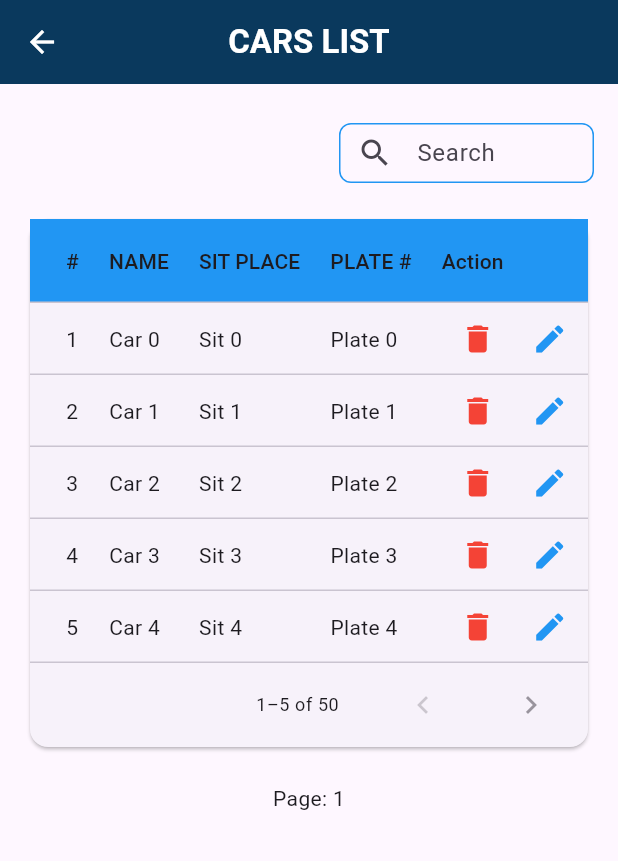
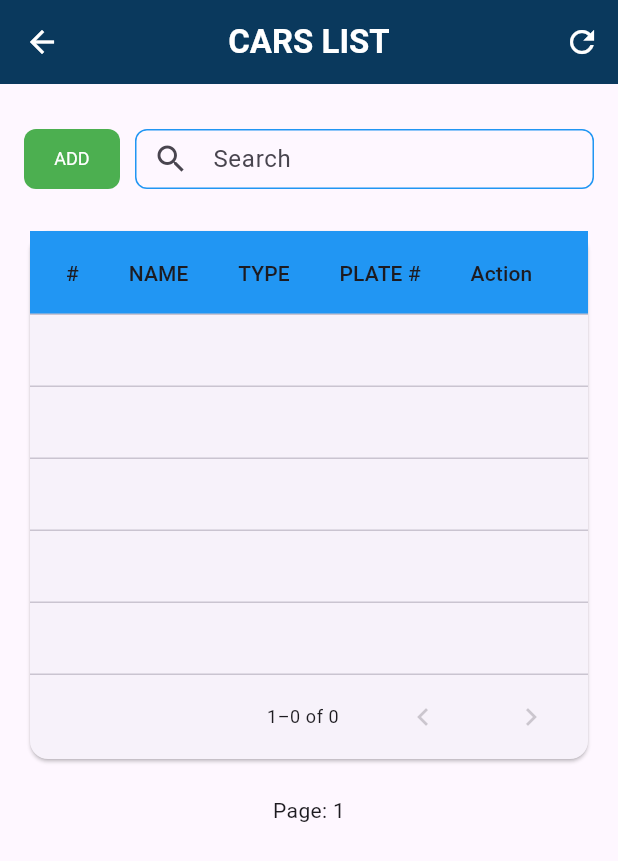
Before and after one commit to Deodate/RIDEPICKING-MOBILE-APP, a Flutter app: the CarsListScreen screen opened directly, on a phone screen of 412 x 824 dp. Shown: the top 861 px of the screen. Run offline on Flutter 3.47's test engine with Material 3 defaults, Android fonts, the phone set to English and light mode, and no system bars; our stand-ins replace flutter_dotenv, supabase_flutter; accounts and stored records are empty.

Commit message:
Progress

```diff
--- a/pickride/lib/auth/CarsListScreen.dart
+++ b/pickride/lib/auth/CarsListScreen.dart
@@ -1,11 +1,28 @@
 import 'package:flutter/material.dart';
+import 'package:pickride/auth/addCar.dart';
+import 'package:supabase_flutter/supabase_flutter.dart';
 
 class Car {
   final String name;
-  final String sitPlace;
+  final String carType;
   final String plateNumber;
+  final String id;
 
-  Car({required this.name, required this.sitPlace, required this.plateNumber});
+  Car({
+    required this.name,
+    required this.carType,
+    required this.plateNumber,
+    required this.id,
+  });
+
+  factory Car.fromJson(Map<String, dynamic> json) {
+    return Car(
+      id: json['id']?.toString() ?? '',
+      name: json['car_name'] ?? '',
+      carType: json['car_type'] ?? '',
+      plateNumber: json['plate'] ?? '',
+    );
+  }
 }
 
 class CarsListScreen extends StatefulWidget {
@@ -14,23 +31,65 @@ class CarsListScreen extends StatefulWidget {
 }
 
 class _CarsListScreenState extends State<CarsListScreen> {
-  List<Car> _cars = List.generate(
-    50,
-    (index) => Car(
-      name: 'Car $index',
-      sitPlace: 'Sit $index',
-      plateNumber: 'Plate $index',
-    ),
-  );
-
+  final _supabase = Supabase.instance.client;
+  List<Car> _cars = [];
   List<Car> _filteredCars = [];
   String _searchQuery = '';
   int _currentPage = 0;
+  bool _isLoading = true;
+  String? _error;
 
   @override
   void initState() {
     super.initState();
-    _filteredCars = _cars;
+    _fetchCars();
+  }
+
+  Future<void> _fetchCars() async {
+    try {
+      setState(() {
+        _isLoading = true;
+        _error = null;
+      });
+
+      final response = await _supabase.from('cars').select().order('car_name');
+
+      final List<Car> fetchedCars =
+          (response as List).map((car) => Car.fromJson(car)).toList();
+
+      setState(() {
+        _cars = fetchedCars;
+        _filteredCars = fetchedCars;
+        _isLoading = false;
+      });
+    } catch (error) {
+      setState(() {
+        _error = 'Failed to fetch cars: ${error.toString()}';
+        _isLoading = false;
+      });
+    }
+  }
+
+  Future<void> _deleteCar(String carId) async {
+    try {
+      await _supabase.from('cars').delete().eq('id', carId);
+
+      ScaffoldMessenger.of(context).showSnackBar(
+        const SnackBar(
+          content: Text('Car deleted successfully'),
+          backgroundColor: Colors.green,
+        ),
+      );
+
+      _fetchCars(); // Refresh the list
+    } catch (error) {
+      ScaffoldMessenger.of(context).showSnackBar(
+        SnackBar(
+          content: Text('Failed to delete car: ${error.toString()}'),
+          backgroundColor: Colors.red,
+        ),
+      );
+    }
   }
 
   void _filterCars(String query) {
@@ -39,7 +98,7 @@ class _CarsListScreenState extends State<CarsListScreen> {
       _filteredCars = _cars
           .where((car) =>
               car.name.toLowerCase().contains(query.toLowerCase()) ||
-              car.sitPlace.toLowerCase().contains(query.toLowerCase()) ||
+              car.carType.toLowerCase().contains(query.toLowerCase()) ||
               car.plateNumber.toLowerCase().contains(query.toLowerCase()))
           .toList();
     });
@@ -49,31 +108,81 @@ class _CarsListScreenState extends State<CarsListScreen> {
   Widget build(BuildContext context) {
     return Scaffold(
       appBar: AppBar(
-        backgroundColor: const Color(0xFF0A395D), // Dark blue background
+        backgroundColor: const Color(0xFF0A395D),
         title: const Text(
           'CARS LIST',
           style: TextStyle(
             fontWeight: FontWeight.bold,
-            color: Colors.white, // White text color
+            color: Colors.white,
           ),
         ),
         centerTitle: true,
         leading: IconButton(
-          icon: const Icon(Icons.arrow_back,
-              color: Colors.white), // White icon color
+          icon: const Icon(Icons.arrow_back, color: Colors.white),
           onPressed: () => Navigator.pop(context),
         ),
+        actions: [
+          IconButton(
+            icon: const Icon(Icons.refresh, color: Colors.white),
+            onPressed: _fetchCars,
           ),
-      body: Padding(
+        ],
+      ),
+      body: _error != null
+          ? Center(
+              child: Column(
+                mainAxisAlignment: MainAxisAlignment.center,
+                children: [
+                  Text(_error!, style: TextStyle(color: Colors.red)),
+                  ElevatedButton(
+                    onPressed: _fetchCars,
+                    child: Text('Retry'),
+                  ),
+                ],
+              ),
+            )
+          : Padding(
               padding: const EdgeInsets.all(16.0),
               child: ListView(
                 children: [
                   const SizedBox(height: 10),
-            Align(
-              alignment: Alignment.centerRight,
+                  Row(
+                    children: [
+                      // Link-style "ADD" button
+                      TextButton(
+                        onPressed: () {
+                          // Navigate to the AddCarScreen page
+                          Navigator.push(
+                            context,
+                            MaterialPageRoute(
+                                builder: (context) =>
+                                    AddCarScreen()), // Ensure AddCarScreen is imported
+                          );
+                        },
+                        child: Text(
+                          'ADD',
+                          style: TextStyle(
+                            color: Colors
+                                .white, // Blue color for the link-style text
+                          ),
+                        ),
+                        style: ElevatedButton.styleFrom(
+                          backgroundColor:
+                              Colors.green, // Green background color
+                          padding: EdgeInsets.symmetric(
+                              horizontal: 20, vertical: 10),
+                          textStyle: TextStyle(fontSize: 12),
+                          shape: RoundedRectangleBorder(
+                            borderRadius: BorderRadius.circular(8),
+                          ),
+                        ),
+                      ),
+
+                      const SizedBox(
+                          width: 10), // Space between button and search bar
+                      Expanded(
                         child: Container(
-                width: 170, // Set width to 150px
-                height: 40, // Set height to 40px
+                          height: 40,
                           child: TextField(
                             onChanged: _filterCars,
                             decoration: InputDecoration(
@@ -81,13 +190,11 @@ class _CarsListScreenState extends State<CarsListScreen> {
                               prefixIcon: Icon(Icons.search),
                               enabledBorder: OutlineInputBorder(
                                 borderRadius: BorderRadius.circular(8.0),
-                      borderSide: BorderSide(
-                          color: Colors.blue), // Blue border color
+                                borderSide: BorderSide(color: Colors.blue),
                               ),
                               focusedBorder: OutlineInputBorder(
                                 borderRadius: BorderRadius.circular(8.0),
-                      borderSide: BorderSide(
-                          color: Colors.blue), // Blue border color
+                                borderSide: BorderSide(color: Colors.blue),
                               ),
                               contentPadding: EdgeInsets.symmetric(
                                   vertical: 2, horizontal: 5),
@@ -96,17 +203,25 @@ class _CarsListScreenState extends State<CarsListScreen> {
                           ),
                         ),
                       ),
+                    ],
+                  ),
                   const SizedBox(height: 20),
-            PaginatedDataTable(
+                  _isLoading
+                      ? Center(child: CircularProgressIndicator())
+                      : PaginatedDataTable(
                           columns: const [
                             DataColumn(label: Text('#')),
                             DataColumn(label: Text('NAME')),
-                DataColumn(label: Text('SIT PLACE')),
+                            DataColumn(label: Text('TYPE')),
                             DataColumn(label: Text('PLATE #')),
                             DataColumn(label: Text('Action')),
                           ],
-              source: CarDataTableSource(_filteredCars, _currentPage),
-              rowsPerPage: 5, // Display 5 rows per page
+                          source: CarDataTableSource(
+                            _filteredCars,
+                            _currentPage,
+                            onDelete: _deleteCar,
+                          ),
+                          rowsPerPage: 5,
                           onPageChanged: (pageIndex) {
                             setState(() {
                               _currentPage = pageIndex;
@@ -114,9 +229,11 @@ class _CarsListScreenState extends State<CarsListScreen> {
                           },
                           showCheckboxColumn: false,
                           columnSpacing: 20,
-              headingRowColor: MaterialStateProperty.all(Colors.blue),
+                          headingRowColor:
+                              MaterialStateProperty.all(Colors.blue),
                         ),
                   const SizedBox(height: 20),
+                  if (!_isLoading)
                     Center(
                       child: Text('Page: ${_currentPage + 1}'),
                     ),
@@ -130,30 +247,28 @@ class _CarsListScreenState extends State<CarsListScreen> {
 class CarDataTableSource extends DataTableSource {
   final List<Car> cars;
   final int currentPage;
+  final Function(String) onDelete;
 
-  CarDataTableSource(this.cars, this.currentPage);
+  CarDataTableSource(this.cars, this.currentPage, {required this.onDelete});
 
   @override
   DataRow getRow(int index) {
-    if (index >= cars.length) return null as DataRow;
     final car = cars[index];
     return DataRow(cells: [
-      DataCell(Text('${index + 1}')), // Serial number
+      DataCell(Text('${index + 1}')),
       DataCell(Text(car.name)),
-      DataCell(Text(car.sitPlace)),
+      DataCell(Text(car.carType)),
       DataCell(Text(car.plateNumber)),
       DataCell(Row(
         children: [
           IconButton(
             icon: const Icon(Icons.delete, color: Colors.red),
-            onPressed: () {
-              // Handle delete action
-            },
+            onPressed: () => onDelete(car.id),
           ),
           IconButton(
             icon: const Icon(Icons.edit, color: Colors.blue),
             onPressed: () {
-              // Handle edit action
+              // Handle edit action - You can navigate to AddCarScreen with car data
             },
           ),
         ],
```
Lines whose indentation alone changed are shown as unchanged.
